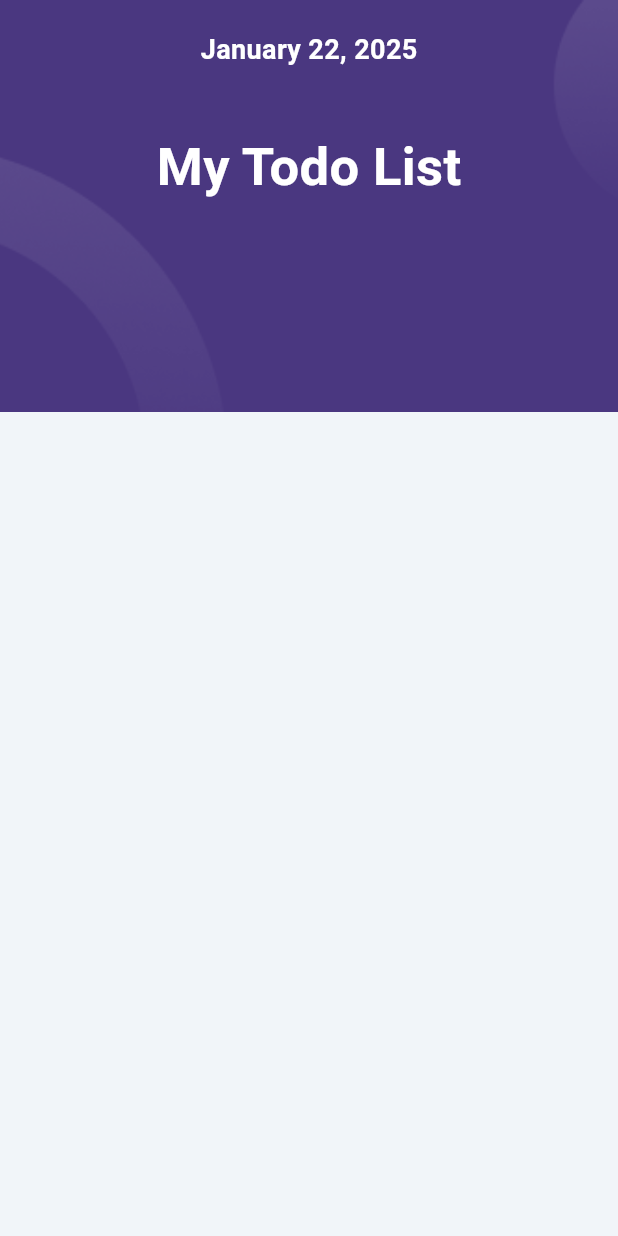
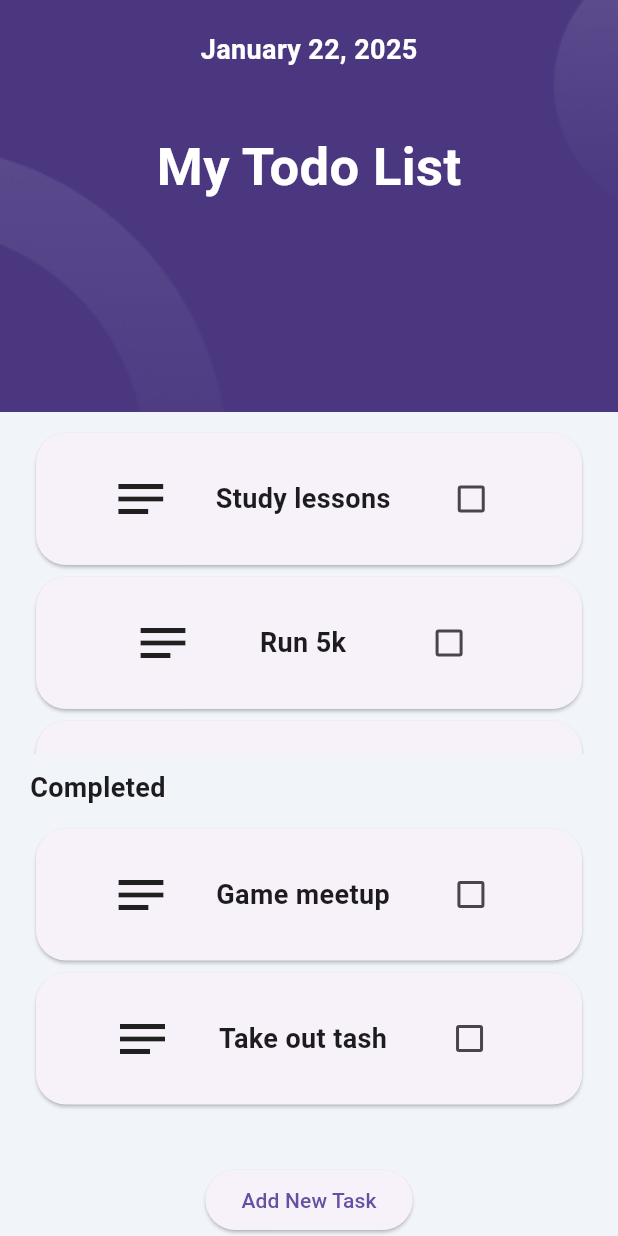
Before and after one commit to aliyenurerdogu/flutter-Todo, a Flutter app: the screen it shows after launch, on a phone screen of 412 x 824 dp. Run offline on Flutter 3.47's test engine with Material 3 defaults, Android fonts, the phone set to English and light mode, and no system bars; our stand-ins replace hexcolor.

Commit message:
HomeScreen

```diff
--- a/lib/main.dart
+++ b/lib/main.dart
@@ -1,58 +1,25 @@
 import 'package:flutter/material.dart';
-import 'package:flutter_todo/constants/color.dart';
-import 'package:hexcolor/hexcolor.dart';
+import 'package:flutter_todo/screens/home.dart';
 
 void main() {
   runApp(const MyApp());
 }
 
-class MyApp extends StatelessWidget {
+class MyApp extends StatefulWidget {
   const MyApp({super.key});
 
   @override
+  State<MyApp> createState() => _MyAppState();
+}
+
+class _MyAppState extends State<MyApp> {
+  bool isChecked = false;
+
+  @override
   Widget build(BuildContext context) {
-    double deviceHeight = MediaQuery.of(context).size.height;
-    double deviceWidth = MediaQuery.of(context).size.width;
-    return MaterialApp(
+    return const MaterialApp(
       debugShowCheckedModeBanner: false,
-      home: SafeArea(
-        child: Scaffold(
-          backgroundColor: HexColor(backgroundColor),
-          body: Container(
-            width: deviceWidth,
-            height: deviceHeight / 3,
-            decoration: const BoxDecoration(
-                color: Colors.pink,
-                image: DecorationImage(
-                    image: AssetImage("lib/assets/images/Header.png"),
-                    fit: BoxFit.cover)),
-            child: const Column(
-              children: [
-                Padding(
-                  padding: EdgeInsets.only(top: 20),
-                  child: Text(
-                    "January 22, 2025",
-                    style: TextStyle(
-                        color: Colors.white,
-                        fontSize: 18,
-                        fontWeight: FontWeight.bold),
-                  ),
-                ),
-                Padding(
-                  padding: EdgeInsets.only(top: 40),
-                  child: Text(
-                    "My Todo List",
-                    style: TextStyle(
-                        color: Colors.white,
-                        fontSize: 35,
-                        fontWeight: FontWeight.bold),
-                  ),
-                )
-              ],
-            ),
-          ),
-        ),
-      ),
+      home: HomeScreen(),
     );
   }
 }
--- /dev/null
+++ b/lib/screens/add_new_task.dart
@@ -0,0 +1,50 @@
+import 'package:flutter/material.dart';
+
+class AddNewTaskScreen extends StatelessWidget {
+  const AddNewTaskScreen({super.key});
+
+  @override
+  Widget build(BuildContext context) {
+    double deviceHeight = MediaQuery.of(context).size.height;
+    double deviceWidth = MediaQuery.of(context).size.width;
+    return SafeArea(
+      child: Scaffold(
+        body: Column(
+          children: [
+            Container(
+              width: deviceWidth,
+              height: deviceHeight / 10,
+              decoration: BoxDecoration(
+                image: DecorationImage(
+                    image:
+                        AssetImage("lib/assets/images/add_new_task_header.png"),
+                    fit: BoxFit.cover),
+              ),
+              child: Row(
+                children: [
+                  IconButton(
+                    onPressed: () {},
+                    icon: const Icon(
+                      Icons.close,
+                      size: 40,
+                      color: Colors.white,
+                    ),
+                  ),
+                  Expanded(
+                      child: Text(
+                    "Add New Task",
+                    style: TextStyle(
+                        color: Colors.white,
+                        fontWeight: FontWeight.bold,
+                        fontSize: 20),
+                    textAlign: TextAlign.center,
+                  ))
+                ],
+              ),
+            ),
+          ],
+        ),
+      ),
+    );
+  }
+}
--- /dev/null
+++ b/lib/screens/home.dart
@@ -0,0 +1,122 @@
+import 'package:flutter/material.dart';
+import 'package:flutter_todo/constants/color.dart';
+import 'package:flutter_todo/screens/add_new_task.dart';
+import 'package:flutter_todo/todoitem.dart';
+import 'package:hexcolor/hexcolor.dart';
+
+class HomeScreen extends StatefulWidget {
+  const HomeScreen({super.key});
+
+  @override
+  State<HomeScreen> createState() => _HomeScreenState();
+}
+
+class _HomeScreenState extends State<HomeScreen> {
+  List<String> todo = ["Study lessons", "Run 5k", "Go to party"];
+  List<String> completed = ["Game meetup", "Take out tash"];
+
+  @override
+  Widget build(BuildContext context) {
+    double deviceHeight = MediaQuery.of(context).size.height;
+    double deviceWidth = MediaQuery.of(context).size.width;
+
+    return MaterialApp(
+      home: SafeArea(
+        child: Scaffold(
+          backgroundColor: HexColor(backgroundColor),
+          body: Column(
+            children: [
+              //container header a ait
+              Container(
+                width: deviceWidth,
+                height: deviceHeight / 3,
+                decoration: const BoxDecoration(
+                    color: Colors.pink,
+                    image: DecorationImage(
+                        image: AssetImage("lib/assets/images/Header.png"),
+                        fit: BoxFit.cover)),
+                child: const Column(
+                  children: [
+                    Padding(
+                      padding: EdgeInsets.only(top: 20),
+                      child: Text(
+                        "January 22, 2025",
+                        style: TextStyle(
+                            color: Colors.white,
+                            fontSize: 18,
+                            fontWeight: FontWeight.bold),
+                      ),
+                    ),
+                    Padding(
+                      padding: EdgeInsets.only(top: 40),
+                      child: Text(
+                        "My Todo List",
+                        style: TextStyle(
+                            color: Colors.white,
+                            fontSize: 35,
+                            fontWeight: FontWeight.bold),
+                      ),
+                    )
+                  ],
+                ),
+              ),
+              // ilk expanded top column a ait
+              Expanded(
+                child: Padding(
+                  padding: const EdgeInsets.fromLTRB(20, 10, 20, 10),
+                  child: SingleChildScrollView(
+                    child: ListView.builder(
+                      primary: false,
+                      shrinkWrap: true,
+                      itemCount: todo.length,
+                      itemBuilder: (context, index) {
+                        return TodoItem(title: todo[index]);
+                      },
+                    ),
+                  ),
+                ),
+              ),
+              //padding completed text e ait
+              const Padding(
+                padding: EdgeInsets.only(left: 20),
+                child: Align(
+                  alignment: Alignment.centerLeft,
+                  child: Text(
+                    "Completed",
+                    style: TextStyle(fontWeight: FontWeight.bold, fontSize: 18),
+                  ),
+                ),
+              ),
+              //ikinci expanded ise bottom column a ait
+              Expanded(
+                child: Padding(
+                  padding: const EdgeInsets.fromLTRB(20, 10, 20, 10),
+                  child: SingleChildScrollView(
+                    child: ListView.builder(
+                      primary: false,
+                      shrinkWrap: true,
+                      itemCount: completed.length,
+                      itemBuilder: (context, index) {
+                        return TodoItem(title: completed[index]);
+                      },
+                    ),
+                  ),
+                ),
+              ),
+              ElevatedButton(
+                  onPressed: () {
+                    //bu fonk. "add new task butonuna basıldıgında calısan fonk."
+                    Navigator.of(context).push(MaterialPageRoute(
+                      builder: (context) => const AddNewTaskScreen(),
+                    )
+                        //builder fonk için arrow func. secilir.tek bir return yapılır
+                        );
+                  },
+                  child: const Text("Add New Task"))
+            ],
+          ),
+        ),
+      ),
+    );
+  }
+}
--- /dev/null
+++ b/lib/todoitem.dart
@@ -0,0 +1,44 @@
+import 'package:flutter/material.dart';
+
+class TodoItem extends StatefulWidget {
+  const TodoItem({super.key, required this.title});
+  final String title;
+
+  @override
+  State<TodoItem> createState() => _TodoItemState();
+}
+
+class _TodoItemState extends State<TodoItem> {
+  bool isChecked = false;
+  @override
+  Widget build(BuildContext context) {
+    return Card(
+      shape: RoundedRectangleBorder(
+        borderRadius: BorderRadius.circular(20),
+      ),
+      child: Padding(
+        padding: const EdgeInsets.all(20),
+        child: Row(
+          mainAxisAlignment: MainAxisAlignment.spaceEvenly,
+          children: [
+            const Icon(
+              Icons.notes_outlined,
+              size: 40,
+            ),
+            Text(widget.title,
+                //title değişkeni todoıtem wdget tan geldiği için widget.title olarak cağrılır
+                style:
+                    const TextStyle(fontWeight: FontWeight.bold, fontSize: 18)),
+            Checkbox(
+                value: isChecked,
+                onChanged: (val) => {
+                      setState(() {
+                        isChecked = val!;
+                      })
+                    })
+          ],
+        ),
+      ),
+    );
+  }
+}
```
Also changed, not shown: lib/assets/images/add_new_task_header.png (added).
